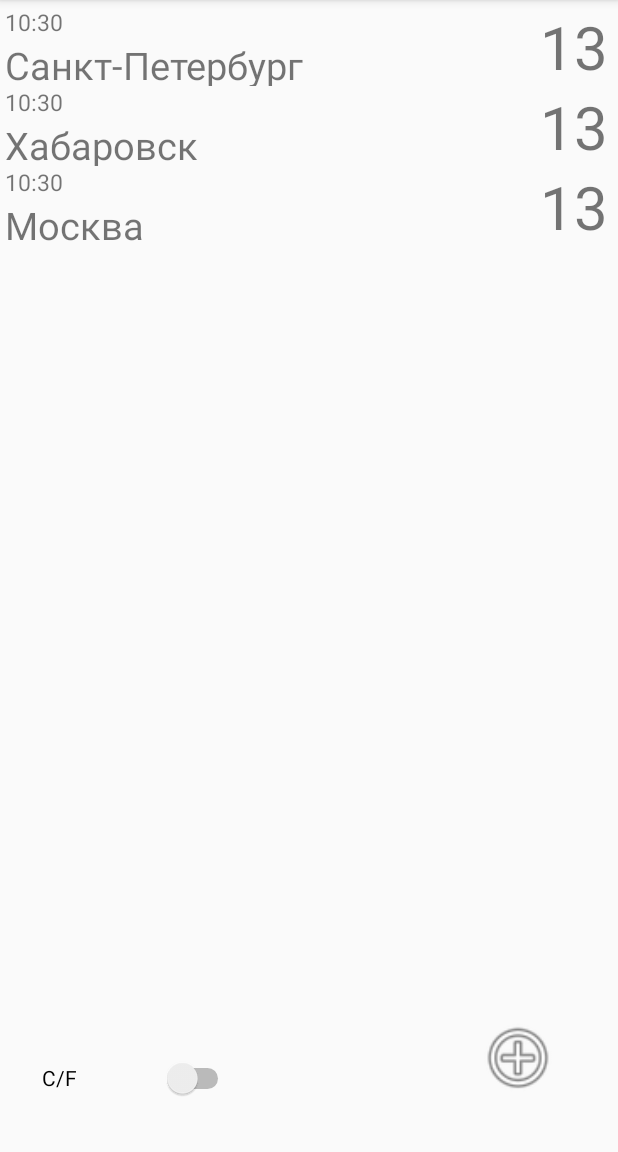
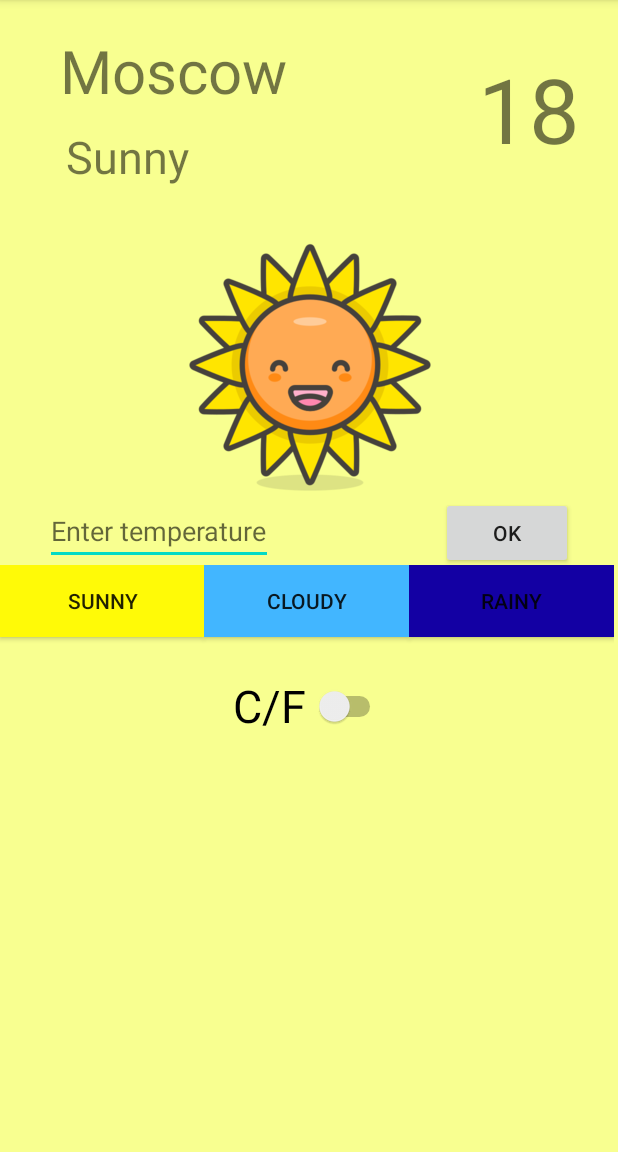
Before and after one commit to albergnaa/FirstApp, an Android app: the screen it shows after launch (ChoosingCityActivity before the commit, MainActivity after it), on a phone screen of 412 x 824 dp, the part 84-1236 px from its top. Run offline under Robolectric (Android 15) with nearby library versions, the phone set to English and light mode, and no system bars.

Commit message:
homework3 implemented

```diff
--- a/app/src/main/AndroidManifest.xml
+++ b/app/src/main/AndroidManifest.xml
@@ -9,13 +9,14 @@
         android:roundIcon="@mipmap/ic_launcher_round"
         android:supportsRtl="true"
         android:theme="@style/AppTheme">
-        <activity android:name=".ChoosingCityActivity">
+        <activity android:name=".MainActivity">
             <intent-filter>
                 <action android:name="android.intent.action.MAIN" />
 
                 <category android:name="android.intent.category.LAUNCHER" />
             </intent-filter>
         </activity>
+        <activity android:name=".ChoosingCityActivity"/>
     </application>
 
 </manifest>
--- a/app/src/main/java/kvaepnrosh/firstapp/MainActivity.java
+++ b/app/src/main/java/kvaepnrosh/firstapp/MainActivity.java
@@ -1,24 +1,38 @@
 package kvaepnrosh.firstapp;
 
+import android.support.annotation.NonNull;
 import android.support.constraint.ConstraintLayout;
 import android.support.v7.app.AppCompatActivity;
 import android.os.Bundle;
+import android.util.Log;
 import android.view.View;
 import android.widget.Button;
+import android.widget.CompoundButton;
+import android.widget.EditText;
 import android.widget.ImageView;
+import android.widget.Switch;
 import android.widget.TextView;
 
 public class MainActivity extends AppCompatActivity {
 
+    private static final String TEMP_KEY = "TEMP_KEY";
+    private static final String SWITCH_KEY = "SWITCH_KEY";
+
+    private ConstraintLayout constraintLayout;
+    private TextView txtWeatherType;
+    private ImageView imgWeatherType;
+    private Switch tempSwitch;
+    private EditText tempEditText;
+    private TextView tempTextView;
 
     @Override
     protected void onCreate(Bundle savedInstanceState) {
         super.onCreate(savedInstanceState);
         setContentView(R.layout.activity_main);
 
-        final ConstraintLayout constraintLayout = findViewById(R.id.mainWindow);
-        final TextView txtWeatherType = findViewById(R.id.weatherTypeTextView);
-        final ImageView imgWeatherType = findViewById(R.id.weatherTypeImageView);
+        constraintLayout = findViewById(R.id.mainWindow);
+        txtWeatherType = findViewById(R.id.weatherTypeTextView);
+        imgWeatherType = findViewById(R.id.weatherTypeImageView);
         Button btnSunny = findViewById(R.id.sunnyButton);
         Button btnCloudy = findViewById(R.id.cloudyButton);
         Button btnRainy = findViewById(R.id.rainyButton);
@@ -46,5 +60,103 @@ public class MainActivity extends AppCompatActivity {
                 constraintLayout.setBackgroundResource(R.color.colorRainyBack);
             }
         });
+
+
+        tempEditText = findViewById(R.id.tempEditText);
+        Button btnOk = findViewById(R.id.okButton);
+        tempTextView = findViewById(R.id.temperatureTextView);
+        tempSwitch = findViewById(R.id.tempSwitch);
+
+        btnOk.setOnClickListener(new View.OnClickListener() {
+            @Override
+            public void onClick(View v) {
+                if (!tempEditText.getText().toString().equals("")) {
+                    tempTextView.setText(tempEditText.getText().toString().replaceAll("\\s+", ""));
+                    tempEditText.setText("");
+                }
+            }
+        });
+
+        tempSwitch.setOnCheckedChangeListener(new CompoundButton.OnCheckedChangeListener() {
+            @Override
+            public void onCheckedChanged(CompoundButton buttonView, boolean isChecked) {
+                String temp = tempTextView.getText().toString();
+                if (isChecked) {
+                    double tempF = Double.valueOf(temp) * 9 / 5 + 32;
+                    tempTextView.setText(String.valueOf(tempF));
+                } else {
+                    double tempC = 5 * (Double.valueOf(temp) - 32) / 9;
+                    tempTextView.setText(String.valueOf((int) tempC));
+                }
+            }
+        });
+
+        String instanceState;
+        if (savedInstanceState == null) {
+            instanceState = "Первый запуск!";
+        } else {
+            instanceState = "Повторный запуск!";
+        }
+        Log.d("MainActivity", instanceState + " - onCreate()");
+    }
+
+    @Override
+    protected void onStart() {
+        super.onStart();
+        Log.d("MainActivity", " - onStart()");
+    }
+
+    @Override
+    protected void onStop() {
+        super.onStop();
+        Log.d("MainActivity", " - onStop()");
+    }
+
+    @Override
+    protected void onDestroy() {
+        super.onDestroy();
+        Log.d("MainActivity", " - onDestroy()");
+    }
+
+    @Override
+    protected void onPause() {
+        super.onPause();
+        Log.d("MainActivity", " - onPause()");
+    }
+
+    @Override
+    protected void onResume() {
+        super.onResume();
+        Log.d("MainActivity", " - onResume()");
+    }
+
+    @Override
+    protected void onRestart() {
+        super.onRestart();
+        Log.d("MainActivity", " - onRestart()");
+    }
+
+    @Override
+    protected void onSaveInstanceState(Bundle outState) {
+        super.onSaveInstanceState(outState);
+        TextView tempTextView = findViewById(R.id.temperatureTextView);
+        outState.putString(TEMP_KEY, tempTextView.getText().toString());
+
+        Switch tempSwitch = findViewById(R.id.tempSwitch);
+        outState.putBoolean(SWITCH_KEY, tempSwitch.isChecked());
+
+        Log.d("MainActivity", " - onSaveInstanceState()");
+    }
+
+    @Override
+    protected void onRestoreInstanceState(@NonNull Bundle savedInstanceState) {
+        super.onRestoreInstanceState(savedInstanceState);
+        TextView tempTextView = findViewById(R.id.temperatureTextView);
+        tempTextView.setText(savedInstanceState.getString(TEMP_KEY));
+
+        Switch tempSwitch = findViewById(R.id.tempSwitch);
+        tempSwitch.setChecked(savedInstanceState.getBoolean(SWITCH_KEY));
+
+        Log.d("MainActivity", " - onRestoreInstanceState()");
     }
 }
--- a/app/src/main/res/layout/activity_main.xml
+++ b/app/src/main/res/layout/activity_main.xml
@@ -2,9 +2,9 @@
 <android.support.constraint.ConstraintLayout xmlns:android="http://schemas.android.com/apk/res/android"
     xmlns:app="http://schemas.android.com/apk/res-auto"
     xmlns:tools="http://schemas.android.com/tools"
+    android:id="@+id/mainWindow"
     android:layout_width="match_parent"
     android:layout_height="match_parent"
-    android:id="@+id/mainWindow"
     android:background="@color/colorSunnyBack"
     tools:context=".MainActivity">
 
@@ -13,7 +13,7 @@
         android:layout_width="wrap_content"
         android:layout_height="wrap_content"
         android:layout_marginStart="40dp"
-        android:layout_marginTop="40dp"
+        android:layout_marginTop="20dp"
         android:text="@string/moscow"
         android:textSize="40dp"
         app:layout_constraintStart_toStartOf="parent"
@@ -34,8 +34,8 @@
         android:id="@+id/temperatureTextView"
         android:layout_width="wrap_content"
         android:layout_height="wrap_content"
-        android:layout_marginTop="52dp"
-        android:layout_marginEnd="88dp"
+        android:layout_marginTop="32dp"
+        android:layout_marginEnd="25dp"
         android:text="18"
         android:textSize="60dp"
         app:layout_constraintEnd_toEndOf="parent"
@@ -53,37 +53,66 @@
         app:layout_constraintTop_toBottomOf="@+id/temperatureTextView"
         app:srcCompat="@mipmap/sunny" />
 
+    <EditText
+        android:id="@+id/tempEditText"
+        android:layout_width="wrap_content"
+        android:layout_height="wrap_content"
+        android:layout_marginStart="30dp"
+        android:hint="@string/edit_hint"
+        app:layout_constraintStart_toStartOf="parent"
+        app:layout_constraintTop_toBottomOf="@id/weatherTypeImageView" />
+
+    <Button
+        android:id="@+id/okButton"
+        android:layout_width="wrap_content"
+        android:layout_height="wrap_content"
+        android:layout_marginEnd="30dp"
+        android:text="@android:string/ok"
+        app:layout_constraintEnd_toEndOf="parent"
+        app:layout_constraintTop_toBottomOf="@id/weatherTypeImageView" />
+
     <LinearLayout
+        android:id="@+id/linearLayout"
         android:layout_width="409dp"
-        android:layout_height="378dp"
-        android:layout_marginTop="48dp"
+        android:layout_height="70dp"
         android:orientation="horizontal"
         app:layout_constraintStart_toStartOf="parent"
-        app:layout_constraintTop_toBottomOf="@+id/weatherTypeImageView">
+        app:layout_constraintTop_toBottomOf="@+id/tempEditText">
 
         <Button
             android:id="@+id/sunnyButton"
             android:layout_width="wrap_content"
             android:layout_height="wrap_content"
             android:layout_weight="1"
-            android:text="@string/sunny"
-            android:background="@color/colorSunnyButton"/>
+            android:background="@color/colorSunnyButton"
+            android:text="@string/sunny" />
 
         <Button
             android:id="@+id/cloudyButton"
             android:layout_width="wrap_content"
             android:layout_height="wrap_content"
             android:layout_weight="1"
-            android:text="@string/cloudy"
-            android:background="@color/colorCloudyButton"/>
+            android:background="@color/colorCloudyButton"
+            android:text="@string/cloudy" />
 
         <Button
             android:id="@+id/rainyButton"
             android:layout_width="wrap_content"
             android:layout_height="wrap_content"
             android:layout_weight="1"
-            android:text="@string/rainy"
-            android:background="@color/colorRainyButton"/>
+            android:background="@color/colorRainyButton"
+            android:text="@string/rainy" />
+
     </LinearLayout>
 
+    <Switch
+        android:id="@+id/tempSwitch"
+        android:layout_width="102dp"
+        android:layout_height="48dp"
+        android:text="C/F"
+        android:textSize="30dp"
+        app:layout_constraintEnd_toEndOf="parent"
+        app:layout_constraintStart_toStartOf="parent"
+        app:layout_constraintTop_toBottomOf="@id/linearLayout" />
+
 </android.support.constraint.ConstraintLayout>
--- a/app/src/main/res/values/strings.xml
+++ b/app/src/main/res/values/strings.xml
@@ -4,4 +4,5 @@
     <string name="cloudy">Cloudy</string>
     <string name="rainy">Rainy</string>
     <string name="moscow">Moscow</string>
+    <string name="edit_hint">Enter temperature</string>
 </resources>
```
Also changed, not shown: 1 other file.
